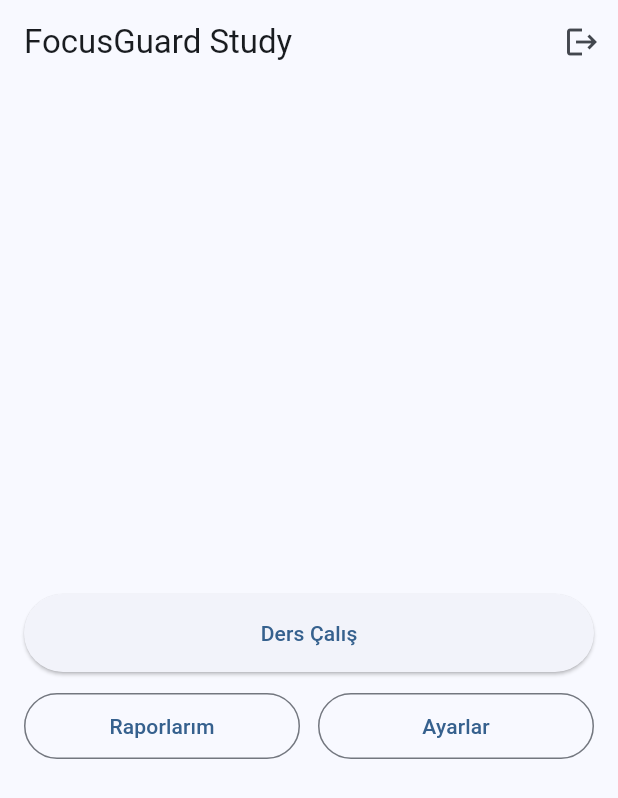
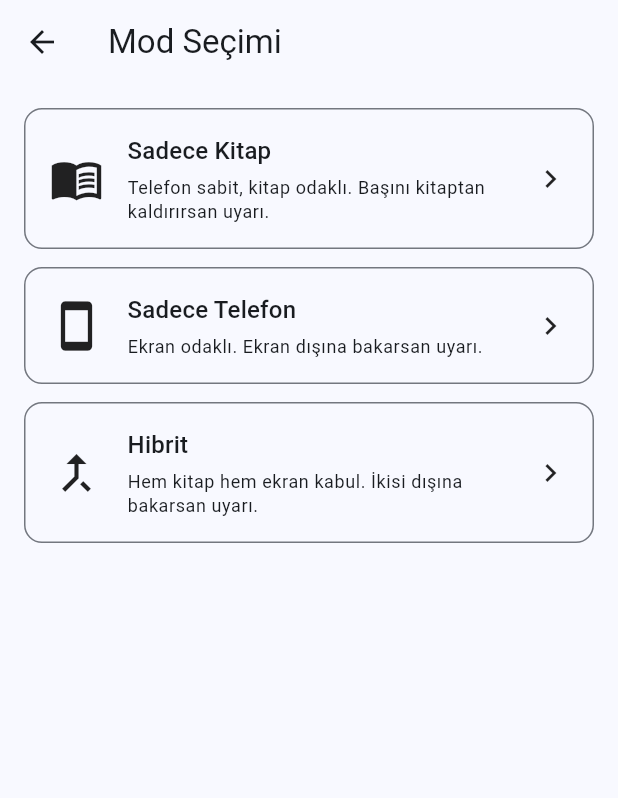
Before and after one commit to kayranecatikara/bakis_tahmin, a Flutter app: the screen it shows after launch, after a tap on "Ders Çalış", on a phone screen of 412 x 824 dp. Shown: the top 798 px of the screen. Run offline on Flutter 3.47's test engine with Material 3 defaults, Android fonts, the phone set to English and light mode, and no system bars.

Commit message:
feat(study): add ModeSelect screen and Study screen skeleton; wire Home navigation

```diff
--- a/lib/home/home_screen.dart
+++ b/lib/home/home_screen.dart
@@ -1,23 +1,13 @@
 import 'package:flutter/material.dart';
-import 'package:firebase_auth/firebase_auth.dart';
+import '../study/mode_select_screen.dart';
 
 class HomeScreen extends StatelessWidget {
   const HomeScreen({super.key});
 
   @override
   Widget build(BuildContext context) {
-    final user = FirebaseAuth.instance.currentUser;
     return Scaffold(
-      appBar: AppBar(
-        title: const Text('FocusGuard Study'),
-        actions: [
-          IconButton(
-            icon: const Icon(Icons.logout),
-            onPressed: () => FirebaseAuth.instance.signOut(),
-            tooltip: 'Çıkış',
-          ),
-        ],
-      ),
+      appBar: AppBar(title: const Text('FocusGuard Study')),
       body: SafeArea(
         child: Center(
           child: Padding(
@@ -25,17 +15,16 @@ class HomeScreen extends StatelessWidget {
             child: Column(
               mainAxisAlignment: MainAxisAlignment.center,
               children: [
-                if (user != null)
-                  Text(
-                    user.email ?? '',
-                    style: const TextStyle(fontSize: 14, color: Colors.grey),
-                  ),
-                const SizedBox(height: 24),
                 SizedBox(
                   width: double.infinity,
                   child: ElevatedButton(
                     onPressed: () {
-                      // TODO: Navigate to Mode Selection screen
+                      Navigator.push(
+                        context,
+                        MaterialPageRoute(
+                          builder: (_) => const ModeSelectScreen(),
+                        ),
+                      );
                     },
                     child: const Padding(
                       padding: EdgeInsets.symmetric(vertical: 16.0),
@@ -48,9 +37,7 @@ class HomeScreen extends StatelessWidget {
                   children: [
                     Expanded(
                       child: OutlinedButton(
-                        onPressed: () {
-                          // TODO: Navigate to Reports screen
-                        },
+                        onPressed: () {},
                         child: const Padding(
                           padding: EdgeInsets.symmetric(vertical: 12.0),
                           child: Text('Raporlarım'),
@@ -60,9 +47,7 @@ class HomeScreen extends StatelessWidget {
                     const SizedBox(width: 12),
                     Expanded(
                       child: OutlinedButton(
-                        onPressed: () {
-                          // TODO: Navigate to Settings screen
-                        },
+                        onPressed: () {},
                         child: const Padding(
                           padding: EdgeInsets.symmetric(vertical: 12.0),
                           child: Text('Ayarlar'),
--- /dev/null
+++ b/lib/study/mode_select_screen.dart
@@ -0,0 +1,104 @@
+import 'package:flutter/material.dart';
+import 'study_screen.dart';
+
+/// Çalışma modu seçenekleri
+enum StudyMode { book, phone, hybrid }
+
+class ModeSelectScreen extends StatelessWidget {
+  const ModeSelectScreen({super.key});
+
+  void _openStudy(BuildContext context, StudyMode mode) {
+    Navigator.push(
+      context,
+      MaterialPageRoute(builder: (_) => StudyScreen(mode: mode)),
+    );
+  }
+
+  @override
+  Widget build(BuildContext context) {
+    return Scaffold(
+      appBar: AppBar(title: const Text('Mod Seçimi')),
+      body: Padding(
+        padding: const EdgeInsets.all(16.0),
+        child: Column(
+          children: [
+            _ModeCard(
+              icon: Icons.menu_book,
+              title: 'Sadece Kitap',
+              description:
+                  'Telefon sabit, kitap odaklı. Başını kitaptan kaldırırsan uyarı.',
+              onTap: () => _openStudy(context, StudyMode.book),
+            ),
+            const SizedBox(height: 12),
+            _ModeCard(
+              icon: Icons.smartphone,
+              title: 'Sadece Telefon',
+              description: 'Ekran odaklı. Ekran dışına bakarsan uyarı.',
+              onTap: () => _openStudy(context, StudyMode.phone),
+            ),
+            const SizedBox(height: 12),
+            _ModeCard(
+              icon: Icons.merge_type,
+              title: 'Hibrit',
+              description:
+                  'Hem kitap hem ekran kabul. İkisi dışına bakarsan uyarı.',
+              onTap: () => _openStudy(context, StudyMode.hybrid),
+            ),
+          ],
+        ),
+      ),
+    );
+  }
+}
+
+class _ModeCard extends StatelessWidget {
+  final IconData icon;
+  final String title;
+  final String description;
+  final VoidCallback onTap;
+
+  const _ModeCard({
+    required this.icon,
+    required this.title,
+    required this.description,
+    required this.onTap,
+  });
+
+  @override
+  Widget build(BuildContext context) {
+    return InkWell(
+      onTap: onTap,
+      borderRadius: BorderRadius.circular(12),
+      child: Ink(
+        decoration: BoxDecoration(
+          borderRadius: BorderRadius.circular(12),
+          color: Theme.of(context).colorScheme.surface,
+          border: Border.all(color: Theme.of(context).dividerColor),
+        ),
+        child: Padding(
+          padding: const EdgeInsets.all(16.0),
+          child: Row(
+            children: [
+              Icon(icon, size: 36),
+              const SizedBox(width: 16),
+              Expanded(
+                child: Column(
+                  crossAxisAlignment: CrossAxisAlignment.start,
+                  children: [
+                    Text(title, style: Theme.of(context).textTheme.titleMedium),
+                    const SizedBox(height: 4),
+                    Text(
+                      description,
+                      style: Theme.of(context).textTheme.bodySmall,
+                    ),
+                  ],
+                ),
+              ),
+              const Icon(Icons.chevron_right),
+            ],
+          ),
+        ),
+      ),
+    );
+  }
+}
```
Also changed, not shown: lib/study/study_screen.dart (added, +142 -0 lines).
